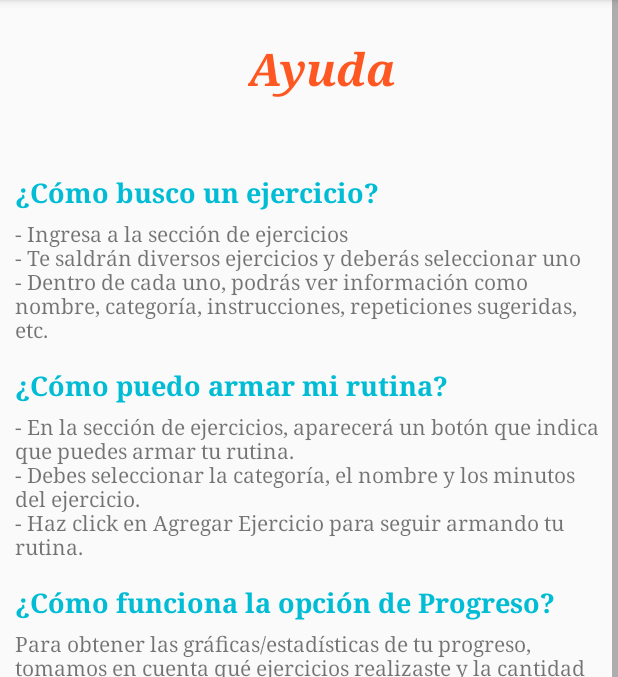
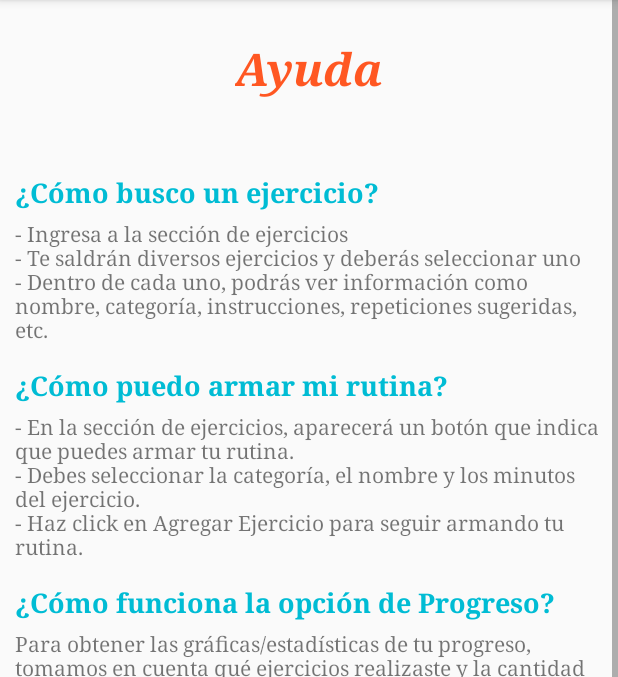
Before and after one commit to LEDODO99/HCIProy2, an Android app: the screen it shows after launch (MainActivity), in the side drawer, after a tap on "Ayuda", on a phone screen of 412 x 824 dp, the part 84-761 px from its top. Run offline under Robolectric (Android 15) with nearby library versions, the phone set to English and light mode, and no system bars.

Commit message:
Fragment ayuda update

```diff
--- a/app/src/main/res/layout/fragment_ayuda.xml
+++ b/app/src/main/res/layout/fragment_ayuda.xml
@@ -16,8 +16,7 @@
                 android:id="@+id/txt_ayuda"
                 android:layout_width="wrap_content"
                 android:layout_height="wrap_content"
-                android:layout_centerHorizontal="true"
-                android:layout_marginLeft="165dp"
+                android:layout_gravity="center_horizontal"
                 android:layout_marginTop="25dp"
                 android:fontFamily="serif"
                 android:text="Ayuda"
```
